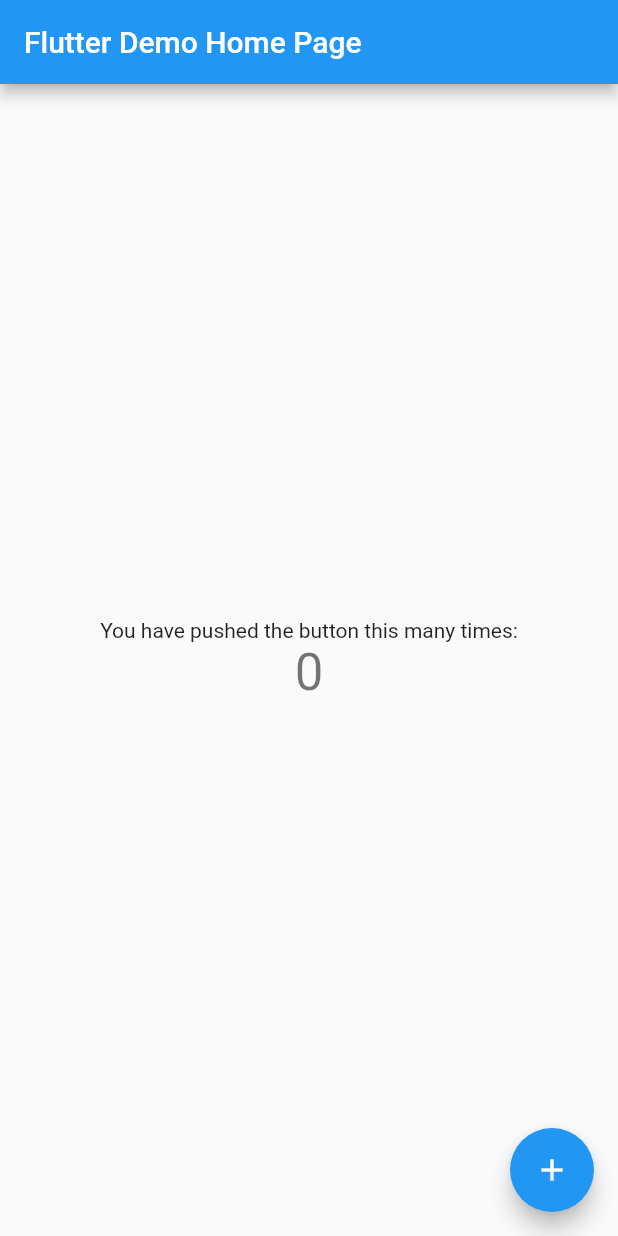
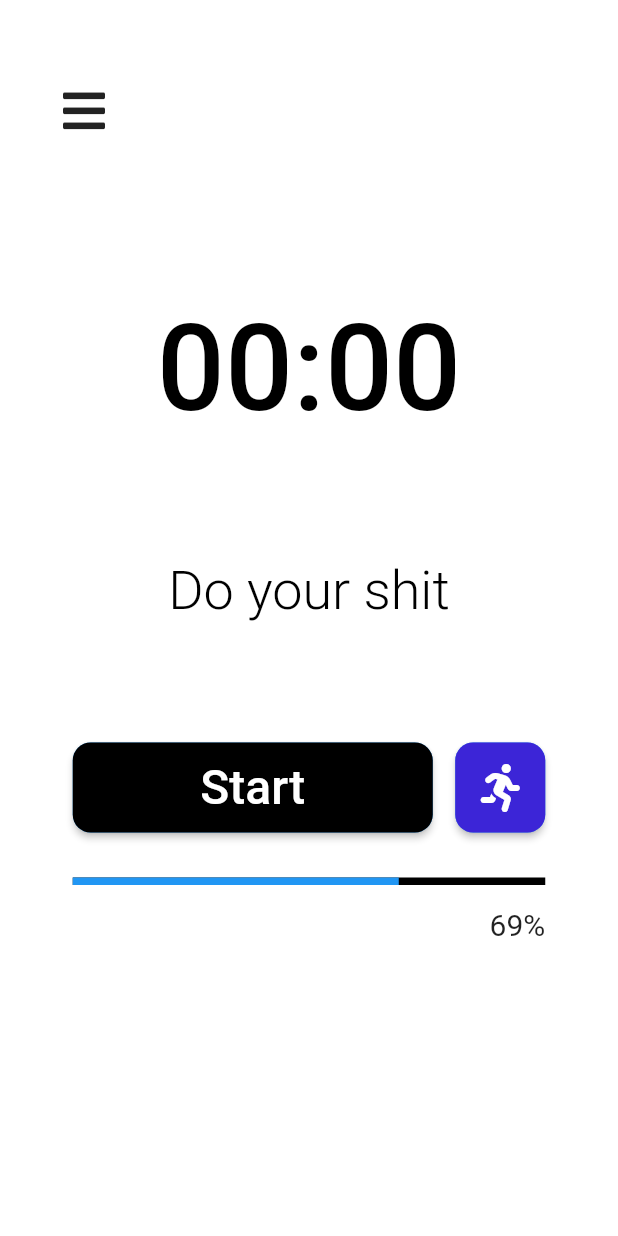
Before and after one commit to AngelK1NG/argus_app_1, a Flutter app: the screen it shows after launch, on a phone screen of 412 x 824 dp. Run offline on Flutter 3.47's test engine with Material 2 defaults, Android fonts, the phone set to English and light mode, and no system bars; our stand-ins replace font_awesome_flutter.

Commit message:
Dynamic home with timer

```diff
--- a/lib/main.dart
+++ b/lib/main.dart
@@ -1,117 +1,227 @@
 import 'package:flutter/material.dart';
+import 'package:font_awesome_flutter/font_awesome_flutter.dart';
+import 'dart:async';
 
 void main() {
   runApp(MyApp());
 }
 
 class MyApp extends StatelessWidget {
-  // This widget is the root of your application.
   @override
   Widget build(BuildContext context) {
     return MaterialApp(
-      title: 'Flutter Demo',
       theme: ThemeData(
-        // This is the theme of your application.
-        //
-        // Try running your application with "flutter run". You'll see the
-        // application has a blue toolbar. Then, without quitting the app, try
-        // changing the primarySwatch below to Colors.green and then invoke
-        // "hot reload" (press "r" in the console where you ran "flutter run",
-        // or simply save your changes to "hot reload" in a Flutter IDE).
-        // Notice that the counter didn't reset back to zero; the application
-        // is not restarted.
-        primarySwatch: Colors.blue,
-        // This makes the visual density adapt to the platform that you run
-        // the app on. For desktop platforms, the controls will be smaller and
-        // closer together (more dense) than on mobile platforms.
-        visualDensity: VisualDensity.adaptivePlatformDensity,
+        buttonTheme: ButtonThemeData(
+          height: 60,
+          minWidth: 60,
         ),
-      home: MyHomePage(title: 'Flutter Demo Home Page'),
+        accentColor: const Color(0xff3c25d7),
+      ),
+      home: Scaffold(
+        body: SizedBox.expand(
+          child: HomePage(),
+        ),
+      ),
     );
   }
 }
 
-class MyHomePage extends StatefulWidget {
-  MyHomePage({Key key, this.title}) : super(key: key);
-
-  // This widget is the home page of your application. It is stateful, meaning
-  // that it has a State object (defined below) that contains fields that affect
-  // how it looks.
-
-  // This class is the configuration for the state. It holds the values (in this
-  // case the title) provided by the parent (in this case the App widget) and
-  // used by the build method of the State. Fields in a Widget subclass are
-  // always marked "final".
-
-  final String title;
+class HomePage extends StatefulWidget {
+  HomePage({Key key}) : super(key: key);
 
   @override
-  _MyHomePageState createState() => _MyHomePageState();
+  _HomePageState createState() => _HomePageState();
 }
 
-class _MyHomePageState extends State<MyHomePage> {
-  int _counter = 0;
+class _HomePageState extends State<HomePage> {
+  Stopwatch swatch = Stopwatch();
+  Timer timer;
+  String _swatchDisplay = "00:00";
+  String _taskDisplay = "Do your shit";
+  double _taskPercent = 0.69;
+  bool _doingTask = false;
 
-  void _incrementCounter() {
+  void startTask() {
+    swatch.start();
+    timer = new Timer.periodic(
+      const Duration(seconds: 1), (Timer timer) => setState(() {
+        _swatchDisplay = swatch.elapsed.inMinutes.toString().padLeft(2, "0") + ":" + (swatch.elapsed.inSeconds%60).toString().padLeft(2, "0");
+      })
+    );
     setState(() {
-      // This call to setState tells the Flutter framework that something has
-      // changed in this State, which causes it to rerun the build method below
-      // so that the display can reflect the updated values. If we changed
-      // _counter without calling setState(), then the build method would not be
-      // called again, and so nothing would appear to happen.
-      _counter++;
+      _doingTask = true;
+    });
+  }
+
+  void stopTask() {
+    swatch.stop();
+    swatch.reset();
+    setState(() {
+      _doingTask = false;
+      _swatchDisplay = "00:00";
+    });
+  }
+
+  void abandonTask() {
+    swatch.stop();
+    swatch.reset();
+    setState(() {
+      _doingTask = false;
+      _swatchDisplay = "00:00";
     });
   }
 
   @override
+  void initState() {
+    super.initState();
+  }
+
+  @override
   Widget build(BuildContext context) {
-    // This method is rerun every time setState is called, for instance as done
-    // by the _incrementCounter method above.
-    //
-    // The Flutter framework has been optimized to make rerunning build methods
-    // fast, so that you can just rebuild anything that needs updating rather
-    // than having to individually change instances of widgets.
-    return Scaffold(
-      appBar: AppBar(
-        // Here we take the value from the MyHomePage object that was created by
-        // the App.build method, and use it to set our appbar title.
-        title: Text(widget.title),
-      ),
-      body: Center(
-        // Center is a layout widget. It takes a single child and positions it
-        // in the middle of the parent.
+    return Stack(
+      children: <Widget>[
+        AnimatedContainer(
+          duration: Duration(milliseconds: 100),
+          alignment: Alignment.center,
+          color: _doingTask ? Colors.black : Colors.white,
           child: Column(
-          // Column is also a layout widget. It takes a list of children and
-          // arranges them vertically. By default, it sizes itself to fit its
-          // children horizontally, and tries to be as tall as its parent.
-          //
-          // Invoke "debug painting" (press "p" in the console, choose the
-          // "Toggle Debug Paint" action from the Flutter Inspector in Android
-          // Studio, or the "Toggle Debug Paint" command in Visual Studio Code)
-          // to see the wireframe for each widget.
-          //
-          // Column has various properties to control how it sizes itself and
-          // how it positions its children. Here we use mainAxisAlignment to
-          // center the children vertically; the main axis here is the vertical
-          // axis because Columns are vertical (the cross axis would be
-          // horizontal).
             mainAxisAlignment: MainAxisAlignment.center,
             children: <Widget>[
-            Text(
-              'You have pushed the button this many times:',
+              Padding(
+                padding: const EdgeInsets.only(bottom: 80),
+                child: Text(_swatchDisplay, textAlign: TextAlign.center, style: TextStyle(
+                  fontSize: 80,
+                  fontWeight: FontWeight.w500,
+                  color: _doingTask ? Colors.white : Colors.black,
+                ),),
               ),
-            Text(
-              '$_counter',
-              style: Theme.of(context).textTheme.headline4,
+              Text(_taskDisplay, textAlign: TextAlign.center, style: TextStyle(
+                fontSize: 36,
+                fontWeight: FontWeight.w300,
+                color: _doingTask ? Colors.white : Colors.black,
+              ),),
+              Padding(
+                padding: const EdgeInsets.only(top: 80),
+                child: Row(
+                  mainAxisAlignment: MainAxisAlignment.center,
+                  children: <Widget>[
+                    _doingTask ? HomeButton(onTap: stopTask, buttonColor: Colors.white, buttonText: "Complete") : HomeButton(onTap: startTask, buttonColor: Colors.black, buttonText: "Start",),
+                    Padding(
+                      padding: const EdgeInsets.only(left: 15),
+                      child: AbandonButton(onTap: abandonTask),
                     ),
                   ],
                 ),
               ),
-      floatingActionButton: FloatingActionButton(
-        onPressed: _incrementCounter,
-        tooltip: 'Increment',
-        child: Icon(Icons.add),
-      ), // This trailing comma makes auto-formatting nicer for build methods.
+              Padding(
+                padding: const EdgeInsets.only(top: 30),
+                child: Container(
+                  width: 315,
+                  height: 5,
+                  child: Visibility(
+                    visible: !_doingTask,
+                    child: LinearProgressIndicator(
+                      value: _taskPercent,
+                      backgroundColor: Colors.black,
+                    ),
+                  ),
+                ),
+              ),
+              Padding(
+                padding: const EdgeInsets.only(top: 15),
+                child: Container(
+                  alignment: Alignment.centerRight,
+                  width: 315,
+                  height: 20,
+                  child: Visibility(
+                    visible: !_doingTask,
+                    child: Text(
+                      (_taskPercent*100).toInt().toString() + "%",
+                      style: TextStyle(fontSize: 20,)
+                    ),
+                  ),
+                ),
+              ),
+            ],
+          ),
+        ),
+        Positioned(
+          child: Offstage(
+            offstage: _doingTask,
+            child: NavBurger(),
+          ),
+        ),
+      ]
     );
   }
 }
+
+class NavBurger extends StatelessWidget {
+  const NavBurger({Key key,}) : super(key: key);
+
+  @override
+  Widget build(BuildContext context) {
+    return Padding(
+      padding: const EdgeInsets.only(left: 32, top: 50),
+      child: IconButton(
+        onPressed: () {},
+        icon: FaIcon(FontAwesomeIcons.bars, size: 32),
+      ),
+    );
+  }
+}
+
+class HomeButton extends StatelessWidget {
+  final VoidCallback onTap;
+  final Color buttonColor;
+  final String buttonText;
+
+  const HomeButton({this.onTap, this.buttonColor, this.buttonText});
+
+  @override
+  Widget build(BuildContext context) {
+    return RaisedButton(
+      onPressed: onTap,
+      shape: RoundedRectangleBorder(borderRadius: BorderRadius.circular(12)),
+      padding: const EdgeInsets.all(0.0),
+      child: Container(
+        width: 240,
+        height: 60,
+        alignment: Alignment.center,
+        decoration: BoxDecoration(
+          color: this.buttonColor,
+          borderRadius: BorderRadius.all(Radius.circular(12)),
+        ),
+        child: Text(this.buttonText, textAlign: TextAlign.center, style: TextStyle(
+          fontSize: 32,
+          fontWeight: FontWeight.w500,
+          color: this.buttonColor == Colors.black ? Colors.white : Colors.black,
+        ),),
+      ),
+    );
+  }
+}
+class AbandonButton extends StatelessWidget {
+  final VoidCallback onTap;
+
+  const AbandonButton({this.onTap});
+
+  @override
+  Widget build(BuildContext context) {
+    return RaisedButton(
+      onPressed: onTap,
+      shape: RoundedRectangleBorder(borderRadius: BorderRadius.circular(12)),
+      padding: const EdgeInsets.all(0.0),
+      child: Container(
+        width: 60,
+        height: 60,
+        alignment: Alignment.center,
+        decoration: BoxDecoration(
+          color: Theme.of(context).accentColor,
+          borderRadius: BorderRadius.all(Radius.circular(12)),
+        ),
+        child: FaIcon(FontAwesomeIcons.running, color: Colors.white, size: 32,),
+      ),
+    );
+  }
+}
```
Also changed, not shown: pubspec.yaml (+2 -56 lines), pubspec.lock. Lines whose indentation alone changed are shown as unchanged.
